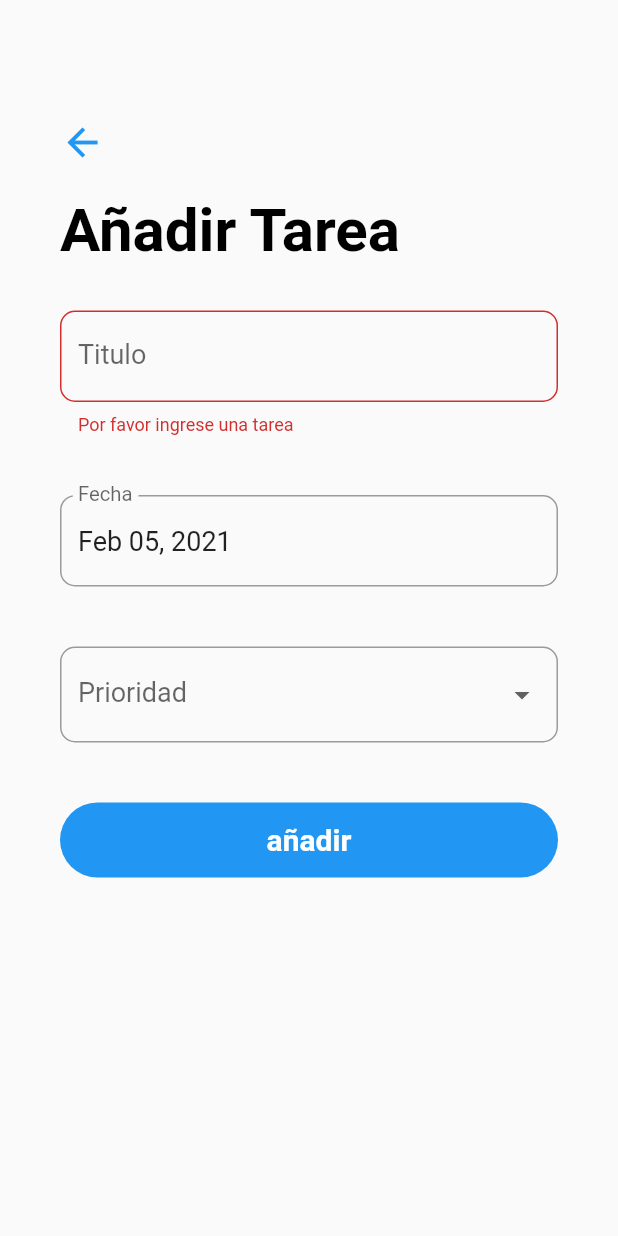
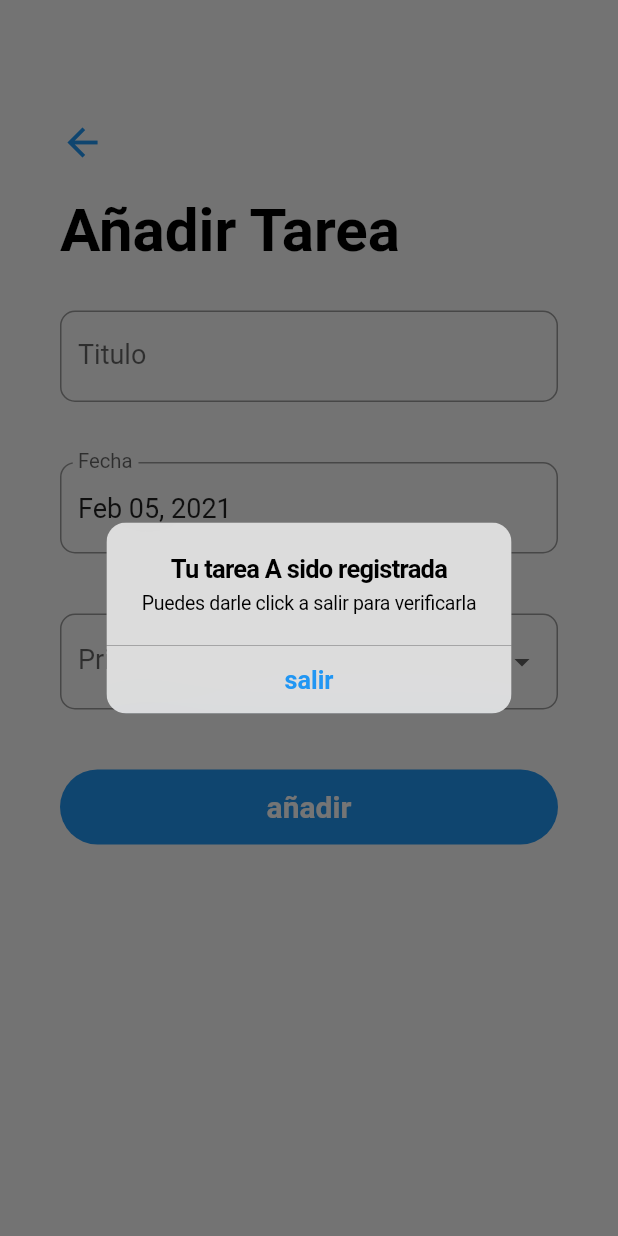
Before and after one commit to Savecoders/TodoList, a Flutter app: the AddTaskSreen screen opened directly, after a tap on "añadir", on a phone screen of 412 x 824 dp. Run offline on Flutter 3.47's test engine with Material 2 defaults, Android fonts, the phone set to English and light mode, and no system bars; our stand-ins replace sqflite; accounts and stored records are empty.

Commit message:
ButtonActived

```diff
--- a/lib/events/alertDialog.dart
+++ b/lib/events/alertDialog.dart
@@ -1,18 +1,19 @@
+
 import 'package:flutter/cupertino.dart';
 import 'package:flutter/material.dart';
 
-@override
-Widget buttonIos(BuildContext context, String task, String titleButton, String title,String botton, Function onPre) {
-  return Scaffold(
-    body: Center(
-      child: RaisedButton(
-        child: Text(titleButton),
-        onPressed: () {
-          showDialog(
+buttonIos(
+  BuildContext context,
+  String task,
+  String title,
+  String botton,
+  Function onPre
+) {
+  return showDialog(
               context: context,
               builder: (BuildContext context) => CupertinoAlertDialog(
                   title: Text(title),
-                  content: Text('Tu tarea: '+task),
+                  content: Text(task),
                   actions: <Widget>[
                     CupertinoDialogAction(
                       isDefaultAction: true,
@@ -20,10 +21,6 @@ Widget buttonIos(BuildContext context, String task, String titleButton, String t
                       onPressed: onPre,
                 )
               ],
-            )
-          );
-        },
-      ),
-    ),
+          )
   );
 }
--- a/lib/screens/add_task_screen.dart
+++ b/lib/screens/add_task_screen.dart
@@ -1,3 +1,4 @@
+import 'package:ejemplo1/events/alertDialog.dart';
 import 'package:ejemplo1/helpers/database_helper.dart';
 import 'package:ejemplo1/models/task_model.dart';
 import 'package:ejemplo1/screens/todo_list_screen.dart';
@@ -58,7 +59,8 @@ class _AddTaskSreenState extends State<AddTaskSreen> {
         DatabaseHelper.instance.updateTask(task);
       }
       widget.updateTaskList();
-      Navigator.pop(context);
+      Navigator.push(
+        context, MaterialPageRoute(builder: (context) => TodoListScreeen()));
     }
   }
 
@@ -66,10 +68,7 @@ class _AddTaskSreenState extends State<AddTaskSreen> {
     DatabaseHelper.instance.deleteTask(widget.task.id);
     widget.updateTaskList();
     Navigator.push(
-      context,
-      MaterialPageRoute(
-      builder: (context) =>
-      TodoListScreeen()));
+        context, MaterialPageRoute(builder: (context) => TodoListScreeen()));
   }
 
   @override
@@ -202,7 +201,23 @@ class _AddTaskSreenState extends State<AddTaskSreen> {
                             color: Theme.of(context).primaryColor,
                             borderRadius: BorderRadius.circular(30)),
                         child: FlatButton(
-                          onPressed: _submit,
+                          onPressed: () {
+                            if (widget.task == null) {
+                              buttonIos(
+                                  context,
+                                  'Puedes darle click a salir para verificarla',
+                                  'Tu tarea A sido registrada',
+                                  'salir',
+                                  _submit);
+                            } else {
+                              buttonIos(
+                                  context,
+                                  'A sido Actualizada',
+                                  'Tu tarea ${widget.task.title}',
+                                  'salir',
+                                  _submit);
+                            }
+                          },
                           child: Text(
                             widget.task == null ? "añadir" : 'Actualizar',
                             style: TextStyle(
@@ -222,23 +237,12 @@ class _AddTaskSreenState extends State<AddTaskSreen> {
                                   color: Theme.of(context).primaryColor,
                                   borderRadius: BorderRadius.circular(30)),
                               child: FlatButton(
-                                onPressed: () {
-                                  showDialog(
-                                      context: context,
-                                      builder: (BuildContext context) =>
-                                          CupertinoAlertDialog(
-                                            title: Text('Tarea Pendiente'),
-                                            content: Text(
-                                                'Tu tarea: ${widget.task.title}'),
-                                            actions: <Widget>[
-                                              CupertinoDialogAction(
-                                                isDefaultAction: true,
-                                                child: Text('salir'),
-                                                onPressed: _delete,
-                                              )
-                                            ],
-                                  ));
-                                },
+                                onPressed: () => buttonIos(
+                                    context,
+                                    'Tu Tarea: ${widget.task.title}',
+                                    'Tarea Pendiente',
+                                    'Salir',
+                                    _delete),
                                 child: Text(
                                   'Eliminar',
                                   style: TextStyle(
--- a/lib/screens/todo_list_screen.dart
+++ b/lib/screens/todo_list_screen.dart
@@ -50,7 +50,6 @@ class _TodoListScreeenState extends State<TodoListScreeen> {
                 child: CircularProgressIndicator(),
               );
             }
-
                 final int completedTaskCount = snapshot.data
                 .where((Task task) => task.status == 1)
                 .toList()
```
Also changed, not shown: lib/models/button.dart (added, +20 -0 lines).
